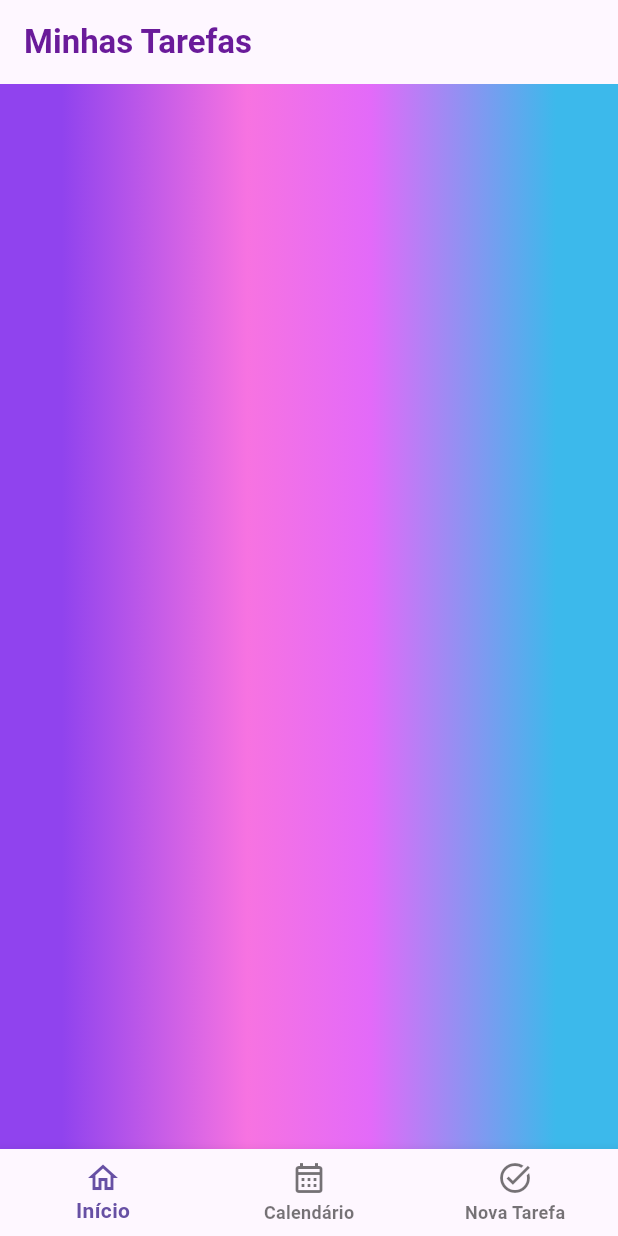
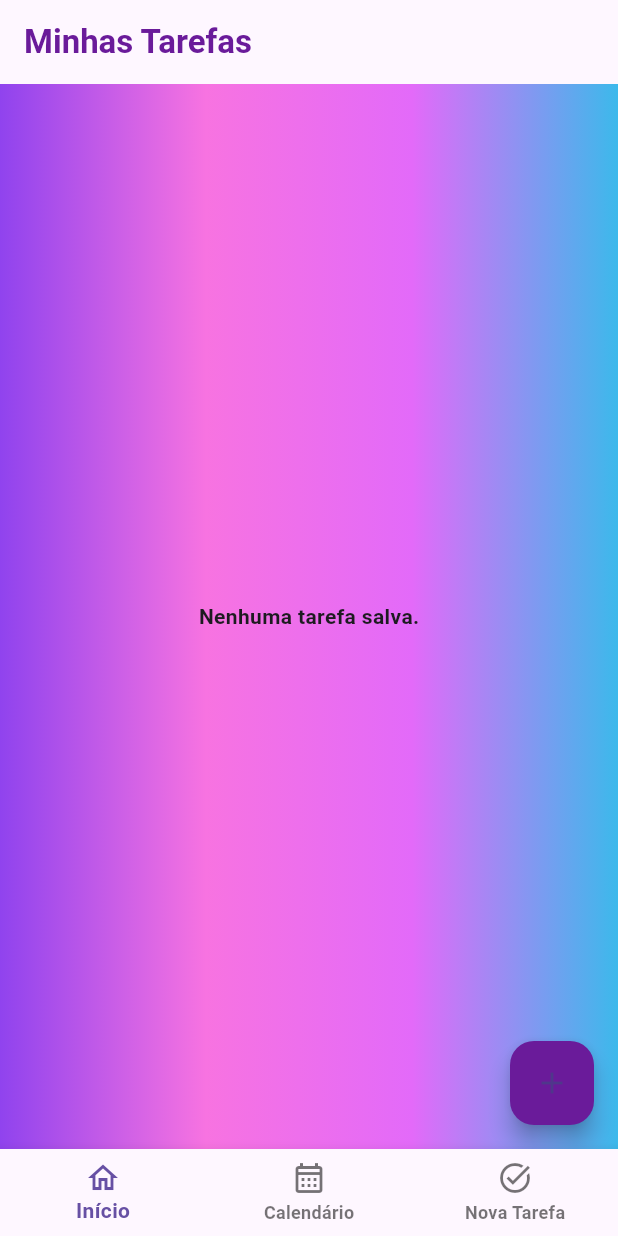
Before and after one commit to anabellypassos/OrganizadordeTarefas, a Flutter app: the screen it shows after launch, on a phone screen of 412 x 824 dp. Run offline on Flutter 3.47's test engine with Material 3 defaults, Android fonts, the phone set to English and light mode, and no system bars; our stand-ins replace sqflite; missing offline and left inert: flutter_event_calendar, flutter_gradient_app_bar; accounts and stored records are empty.

Commit message:
CONEAO LISTA DE TAREFAS

```diff
--- a/lib/Pages/home_principal.dart
+++ b/lib/Pages/home_principal.dart
@@ -1,11 +1,34 @@
 import 'package:flutter/material.dart';
-class HomePrincipal extends StatelessWidget {
+import '../dados/atrefasdatabase.dart';
+import 'adiconar_tarefas.dart';
+import '../dados/tarefasDataBase.dart';
+class HomePrincipal extends StatefulWidget {
   const HomePrincipal(String s, {super.key, required String title});
+
+  @override
+  _HomePrincipalState createState() => _HomePrincipalState();
+}
+
+class _HomePrincipalState extends State<HomePrincipal> {
+  List<Atrefasdatabase> _tarefas = [];
+
+  @override
+  void initState() {
+    super.initState();
+    _carregarTarefas();
+  }
+
+  Future<void> _carregarTarefas() async {
+    final tarefas = await TarefaDatabase.instance.buscarTarefas();
+    setState(() {
+      _tarefas = tarefas;
+    });
+  }
+
   @override
   Widget build(BuildContext context) {
     return Scaffold(
       appBar: AppBar(
-
         title: Text(
           'Minhas Tarefas',
           style: TextStyle(
@@ -13,18 +36,11 @@ class HomePrincipal extends StatelessWidget {
           ),
         ),
       ),
-      body: Center(
-        child: Container(
+      body: Container(
         decoration: const BoxDecoration(
           gradient: LinearGradient(
             begin: Alignment.topRight,
             end: Alignment.topLeft,
-              stops: [
-                0.1,
-                0.4,
-                0.6,
-                0.9,
-              ],
             colors: [
               Color.fromARGB(255, 60, 185, 235),
               Color.fromARGB(255, 227, 106, 249),
@@ -33,7 +49,35 @@ class HomePrincipal extends StatelessWidget {
             ],
           ),
         ),
+        child: _tarefas.isEmpty
+            ? const Center(child: Text("Nenhuma tarefa salva."))
+            : ListView.builder(
+                itemCount: _tarefas.length,
+                itemBuilder: (context, index) {
+                  final tarefa = _tarefas[index];
+                  return Card(
+                    margin: const EdgeInsets.symmetric(vertical: 10, horizontal: 16),
+                    child: ListTile(
+                      title: Text(
+                        tarefa.nametarefa,
+                        style: const TextStyle(fontSize: 18, fontWeight: FontWeight.bold),
                       ),
+                      subtitle: Text(tarefa.descricao),
+
+                    ),
+                  );
+                },
+              ),
+      ),
+      floatingActionButton: FloatingActionButton(
+        onPressed: () {
+          Navigator.push(
+            context,
+            MaterialPageRoute(builder: (context) => const AdicionarTarefas()),
+          ).then((_) => _carregarTarefas()); // Recarrega as tarefas ao voltar
+        },
+        backgroundColor: Colors.purple[800],
+        child: const Icon(Icons.add),
       ),
     );
   }
--- a/lib/Utls/appBarCustom.dart
+++ b/lib/Utls/appBarCustom.dart
@@ -16,7 +16,7 @@ class _AppbarcustomState extends State<Appbarcustom> {
   final List<Widget> _telas = [
    const HomePrincipal('Início', title: '',),
     const Calendario('Calendário',title: '',),
-    const AdicionarTarefas("Nova Tarefa")
+    const AdicionarTarefas()
   ];
 
   @override
--- /dev/null
+++ b/lib/dados/atrefasdatabase.dart
@@ -0,0 +1,23 @@
+class Atrefasdatabase {
+  final int? id;
+  final String nametarefa;
+  final String descricao;
+
+  Atrefasdatabase({this.id, required this.nametarefa, required this.descricao});
+
+  Map<String, dynamic> toMap() {
+    return {
+      'id': id,
+      'nametarefa': nametarefa,
+      'descricao': descricao,
+    };
+  }
+
+  factory Atrefasdatabase.fromMap(Map<String, dynamic> map) {
+    return Atrefasdatabase(
+      id: map['id'],
+      nametarefa: map['nametarefa'],
+      descricao: map['descricao'],
+    );
+  }
+}
```
Also changed, not shown: lib/Pages/adiconar_tarefas.dart (+66 -25 lines), lib/dados/tarefasDataBase.dart (added, +51 -0 lines), pubspec.lock. Lines whose indentation alone changed are shown as unchanged.
